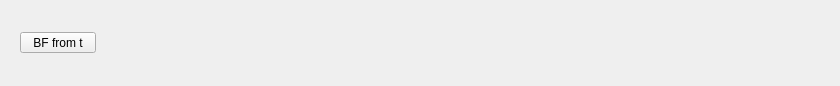
The window that JASP-Desktop/ribbons/ribbonsummarystatistics.ui (jasp-stats/jasp-desktop) describes before a commit, drawn with Qt 5.
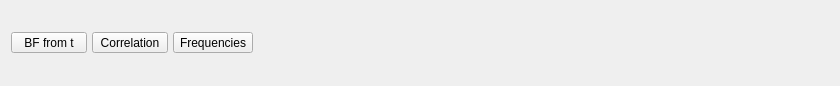
The same window after the commit. Icons and pictures are not drawn. Custom widgets are drawn as their Qt base class.

Commit message: added additional buttons to sumStats ribbon

Diff of the .ui file:
```diff
--- a/JASP-Desktop/ribbons/ribbonsummarystatistics.ui
+++ b/JASP-Desktop/ribbons/ribbonsummarystatistics.ui
@@ -26,7 +26,7 @@
    <property name="horizontalSpacing">
     <number>0</number>
    </property>
-   <item row="0" column="4">
+   <item row="0" column="3">
     <spacer name="horizontalSpacer">
      <property name="orientation">
       <enum>Qt::Horizontal</enum>
@@ -39,41 +39,6 @@
      </property>
     </spacer>
    </item>
-   <item row="0" column="1">
-    <widget class="QWidget" name="sep1" native="true">
-     <layout class="QGridLayout" name="gridLayout_8">
-      <item row="0" column="0">
-       <widget class="RibbonButton" name="BFFromT">
-        <property name="minimumSize">
-         <size>
-          <width>76</width>
-          <height>0</height>
-         </size>
-        </property>
-        <property name="text">
-         <string>BF from t</string>
-        </property>
-        <property name="icon">
-         <iconset resource="../resources/icons.qrc">
-          <normaloff>:/icons/analysis-bayesian-ttest.svg</normaloff>:/icons/analysis-bayesian-ttest.svg</iconset>
-        </property>
-        <property name="iconSize">
-         <size>
-          <width>37</width>
-          <height>28</height>
-         </size>
-        </property>
-        <property name="popupMode">
-         <enum>QToolButton::InstantPopup</enum>
-        </property>
-        <property name="toolButtonStyle">
-         <enum>Qt::ToolButtonTextUnderIcon</enum>
-        </property>
-       </widget>
-      </item>
-     </layout>
-    </widget>
-   </item>
    <item row="0" column="0">
     <widget class="QWidget" name="widget" native="true">
      <layout class="QGridLayout" name="gridLayout">
@@ -113,7 +78,7 @@
      </layout>
     </widget>
    </item>
-   <item row="0" column="2">
+   <item row="0" column="1">
     <widget class="QWidget" name="mainPanel" native="true">
      <layout class="QGridLayout" name="gridLayout_2">
       <property name="leftMargin">
@@ -149,6 +114,93 @@
          <property name="horizontalSpacing">
           <number>5</number>
          </property>
+         <item row="0" column="2">
+          <widget class="RibbonButton" name="frequenciesButton">
+           <property name="minimumSize">
+            <size>
+             <width>76</width>
+             <height>0</height>
+            </size>
+           </property>
+           <property name="text">
+            <string>Frequencies</string>
+           </property>
+           <property name="icon">
+            <iconset resource="../resources/icons.qrc">
+             <normaloff>:/icons/analysis-bayesian-crosstabs.svg</normaloff>:/icons/analysis-bayesian-crosstabs.svg</iconset>
+           </property>
+           <property name="iconSize">
+            <size>
+             <width>37</width>
+             <height>28</height>
+            </size>
+           </property>
+           <property name="popupMode">
+            <enum>QToolButton::InstantPopup</enum>
+           </property>
+           <property name="toolButtonStyle">
+            <enum>Qt::ToolButtonTextUnderIcon</enum>
+           </property>
+          </widget>
+         </item>
+         <item row="0" column="1">
+          <widget class="RibbonButton" name="regressionButton">
+           <property name="minimumSize">
+            <size>
+             <width>76</width>
+             <height>0</height>
+            </size>
+           </property>
+           <property name="text">
+            <string>Correlation</string>
+           </property>
+           <property name="icon">
+            <iconset resource="../resources/icons.qrc">
+             <normaloff>:/icons/analysis-bayesian-regression.svg</normaloff>:/icons/analysis-bayesian-regression.svg</iconset>
+           </property>
+           <property name="iconSize">
+            <size>
+             <width>37</width>
+             <height>28</height>
+            </size>
+           </property>
+           <property name="popupMode">
+            <enum>QToolButton::InstantPopup</enum>
+           </property>
+           <property name="toolButtonStyle">
+            <enum>Qt::ToolButtonTextUnderIcon</enum>
+           </property>
+          </widget>
+         </item>
+         <item row="0" column="0">
+          <widget class="RibbonButton" name="BFFromT">
+           <property name="minimumSize">
+            <size>
+             <width>76</width>
+             <height>0</height>
+            </size>
+           </property>
+           <property name="text">
+            <string>BF from t</string>
+           </property>
+           <property name="icon">
+            <iconset resource="../resources/icons.qrc">
+             <normaloff>:/icons/analysis-bayesian-ttest.svg</normaloff>:/icons/analysis-bayesian-ttest.svg</iconset>
+           </property>
+           <property name="iconSize">
+            <size>
+             <width>37</width>
+             <height>28</height>
+            </size>
+           </property>
+           <property name="popupMode">
+            <enum>QToolButton::InstantPopup</enum>
+           </property>
+           <property name="toolButtonStyle">
+            <enum>Qt::ToolButtonTextUnderIcon</enum>
+           </property>
+          </widget>
+         </item>
         </layout>
        </widget>
       </item>
```
Left out of the diff: 3 changed lines with no effect on the pictures. The commit also changes 2 other files.
